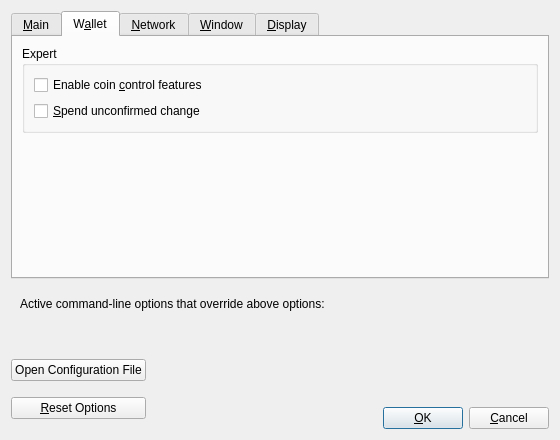
Old version of the form src/qt/forms/optionsdialog.ui in the repository PirateNetwork/pirate.
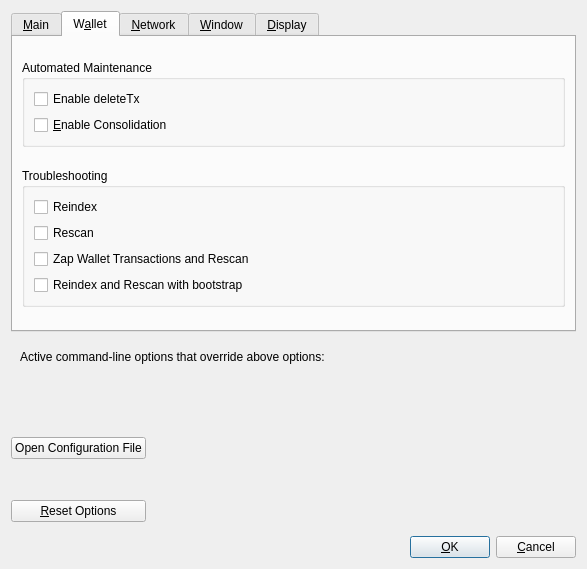
New version of the form. The open tabs and pages were chosen to show the change. Custom widgets are drawn as their Qt base class.

Commit message: Add wallet config setting in option dialog

```diff
--- a/src/qt/forms/optionsdialog.ui
+++ b/src/qt/forms/optionsdialog.ui
@@ -6,8 +6,8 @@
    <rect>
     <x>0</x>
     <y>0</y>
-    <width>560</width>
-    <height>440</height>
+    <width>587</width>
+    <height>569</height>
    </rect>
   </property>
   <property name="windowTitle">
@@ -136,11 +136,24 @@
       <attribute name="title">
        <string>W&amp;allet</string>
       </attribute>
-      <layout class="QVBoxLayout" name="verticalLayout_Wallet">
+      <layout class="QVBoxLayout" name="verticalLayout_5">
+       <item>
+        <spacer name="verticalSpacer_3">
+         <property name="orientation">
+          <enum>Qt::Vertical</enum>
+         </property>
+         <property name="sizeHint" stdset="0">
+          <size>
+           <width>20</width>
+           <height>14</height>
+          </size>
+         </property>
+        </spacer>
+       </item>
        <item>
         <widget class="QGroupBox" name="groupBox">
          <property name="title">
-          <string>Expert</string>
+          <string>Automated Maintenance</string>
          </property>
          <layout class="QVBoxLayout" name="verticalLayout_2">
           <item>
@@ -149,7 +162,7 @@
              <string>Whether to show coin control features or not.</string>
             </property>
             <property name="text">
-             <string>Enable coin &amp;control features</string>
+             <string>Enable deleteTx</string>
             </property>
            </widget>
           </item>
@@ -159,7 +172,7 @@
              <string>If you disable the spending of unconfirmed change, the change from a transaction cannot be used until that transaction has at least one confirmation. This also affects how your balance is computed.</string>
             </property>
             <property name="text">
-             <string>&amp;Spend unconfirmed change</string>
+             <string>&amp;Enable Consolidation</string>
             </property>
            </widget>
           </item>
@@ -167,14 +180,76 @@
         </widget>
        </item>
        <item>
-        <spacer name="verticalSpacer_Wallet">
+        <spacer name="verticalSpacer_2">
          <property name="orientation">
           <enum>Qt::Vertical</enum>
          </property>
          <property name="sizeHint" stdset="0">
           <size>
            <width>20</width>
-           <height>40</height>
+           <height>13</height>
+          </size>
+         </property>
+        </spacer>
+       </item>
+       <item>
+        <widget class="QGroupBox" name="groupBox_2">
+         <property name="title">
+          <string>Troubleshooting</string>
+         </property>
+         <layout class="QVBoxLayout" name="verticalLayout_3">
+          <item>
+           <widget class="QCheckBox" name="chkReindex">
+            <property name="toolTip">
+             <string>Reindex on restart</string>
+            </property>
+            <property name="text">
+             <string>Reindex</string>
+            </property>
+           </widget>
+          </item>
+          <item>
+           <widget class="QCheckBox" name="chkRescan">
+            <property name="toolTip">
+             <string>Rescan the blockchain for missing transactions.</string>
+            </property>
+            <property name="text">
+             <string>Rescan</string>
+            </property>
+           </widget>
+          </item>
+          <item>
+           <widget class="QCheckBox" name="chkZapWalletTxes">
+            <property name="toolTip">
+             <string>Remove all wallet transaction and rescan the blockchain for all transactions.</string>
+            </property>
+            <property name="text">
+             <string>Zap Wallet Transactions and Rescan</string>
+            </property>
+           </widget>
+          </item>
+          <item>
+           <widget class="QCheckBox" name="chkBootstrap">
+            <property name="toolTip">
+             <string>Reset wallet data using the downloadable bootstrap.</string>
+            </property>
+            <property name="text">
+             <string>Reindex and Rescan with bootstrap</string>
+            </property>
+           </widget>
+          </item>
+         </layout>
+        </widget>
+       </item>
+       <item>
+        <spacer name="verticalSpacer_4">
+         <property name="orientation">
+          <enum>Qt::Vertical</enum>
+         </property>
+         <property name="sizeHint" stdset="0">
+          <size>
+           <width>20</width>
+           <height>14</height>
           </size>
          </property>
         </spacer>
```
Left out of the diff: 10 changed lines with no effect on the pictures. The commit also changes 6 other files.
